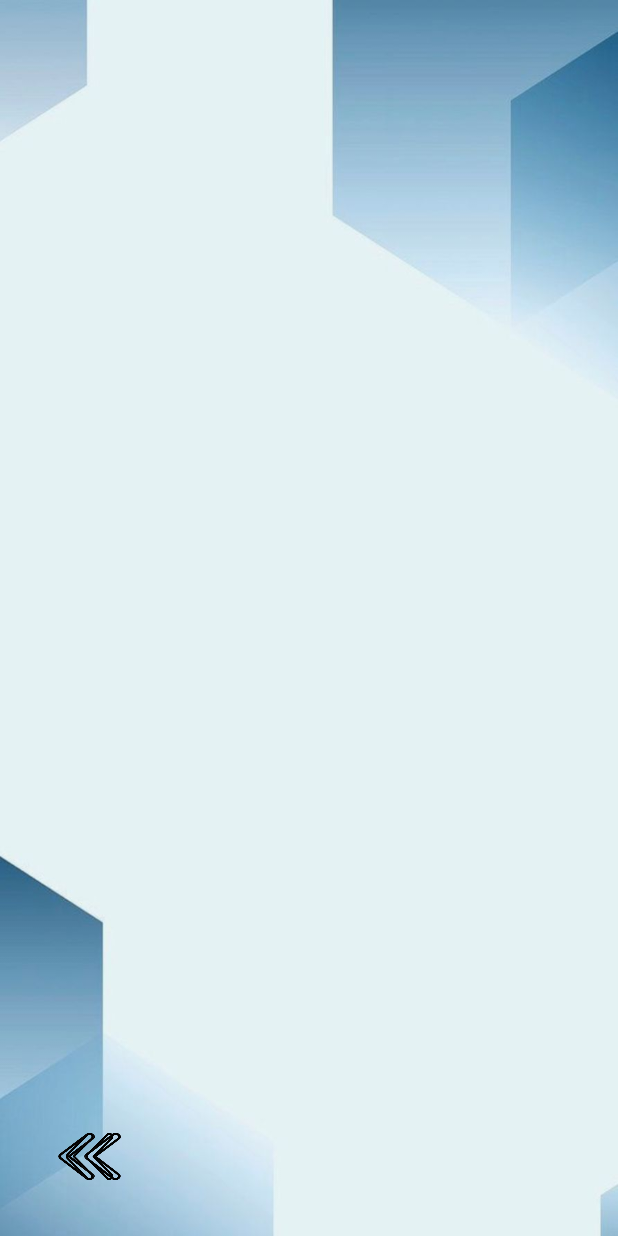
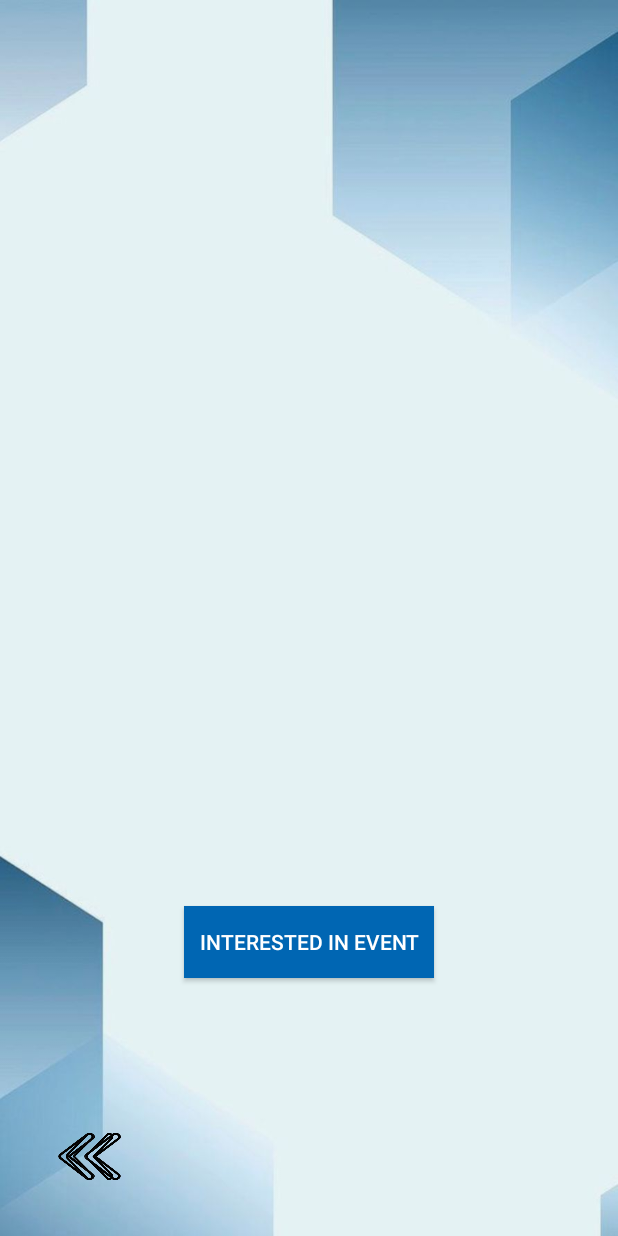
Before and after one commit to Rima-Alsubhi/activetechproject, an Android app: the DisplayActivity screen opened directly, with no data from a screen before it, on a phone screen of 412 x 824 dp. Run offline under Robolectric (Android 15) with nearby library versions, the phone set to English and light mode, and no system bars; our stand-ins replace Firebase (no records; nobody signed in at launch, a user with empty details on screens opened directly).

Commit message:
I have added the feature of sending an email to the user that confirm his interest in the event he is searching for,  using the Gmail application to the same email address that he logged in with.

```diff
--- a/app/src/main/java/com/example/activetechproject/DisplayActivity.java
+++ b/app/src/main/java/com/example/activetechproject/DisplayActivity.java
@@ -1,10 +1,14 @@
 package com.example.activetechproject;
+import android.content.Intent;
 import android.os.Bundle;
+import android.widget.Button;
 import android.widget.ImageButton;
 import android.widget.ImageView;
 import android.widget.TextView;
+import android.widget.Toast;
 import androidx.appcompat.app.AppCompatActivity;
 import com.bumptech.glide.Glide;
+import com.google.firebase.auth.FirebaseAuth;
 import com.google.firebase.firestore.DocumentReference;
 import com.google.firebase.firestore.FirebaseFirestore;
 
@@ -12,13 +16,17 @@ public class DisplayActivity extends AppCompatActivity {
 
     private TextView titleTextView, descriptionTextView, locationTextView, dateTextView, organizationTextView, timeTextView;
     private ImageView eventImageView;
+    private Button interestedButton;
     private FirebaseFirestore db;
-
+    private FirebaseAuth mAuth;
+    private String eventName;
 
     @Override
     protected void onCreate(Bundle savedInstanceState) {
         super.onCreate(savedInstanceState);
         setContentView(R.layout.activity_display); // Connect to XML
+        // Initialize Firebase Auth
+        mAuth = FirebaseAuth.getInstance();
 
         // Bind elements to the interface
         titleTextView = findViewById(R.id.eventTitle);
@@ -28,7 +36,7 @@ public class DisplayActivity extends AppCompatActivity {
         organizationTextView = findViewById(R.id.eventOrganization);
         timeTextView = findViewById(R.id.eventTime);
         eventImageView = findViewById(R.id.eventImageView);
-
+        interestedButton = findViewById(R.id.interested_button);
         // Event_Id fetched from previous page
         String eventId = getIntent().getStringExtra("EVENT_ID");
 
@@ -39,9 +47,11 @@ public class DisplayActivity extends AppCompatActivity {
         DocumentReference docRef = db.collection("Events").document(eventId);
         docRef.get().addOnSuccessListener(documentSnapshot -> {
             if (documentSnapshot.exists()) {
-                titleTextView.setText(documentSnapshot.getString("Name"));
+                eventName = documentSnapshot.getString("Name");
+                titleTextView.setText(eventName);
+                //titleTextView.setText(documentSnapshot.getString("Name"));
                 descriptionTextView.setText(documentSnapshot.getString("Description"));
-                //organizationTextView.setText(documentSnapshot.getString("The organization"));
+                organizationTextView.setText(documentSnapshot.getString("The organization"));
                 locationTextView.setText(documentSnapshot.getString("Location"));
                 dateTextView.setText(documentSnapshot.getString("Date"));
                 timeTextView.setText(documentSnapshot.getString("Time"));
@@ -51,9 +61,38 @@ public class DisplayActivity extends AppCompatActivity {
                         .into(eventImageView);
             }
         });
-
+        // Handle "Interested in the event" button click to send an email
+        Button interestedButton = findViewById(R.id.interested_button);
+        interestedButton.setOnClickListener(v -> sendInterestEmail());
         // Button to go back to the previous activity
         ImageButton backButton = findViewById(R.id.back_button);
         backButton.setOnClickListener(v -> onBackPressed()); // Go back to the previous activity
     }
-}
+
+    // Method to send email intent
+    private void sendInterestEmail() {
+        // Get the current user
+        String recipientEmail = mAuth.getCurrentUser() != null ? mAuth.getCurrentUser().getEmail() : null;
+
+        if (recipientEmail == null) {
+            Toast.makeText(this, "No user is logged in. Cannot send email.", Toast.LENGTH_SHORT).show();
+            return;
+        }
+
+        String subject = "Confirmation of Interest in " + eventName;
+        String message = "Thank you for showing interest in " + eventName +
+                "! We encourage you to register for this event within the allowed duration. Best wishes!";
+
+        Intent emailIntent = new Intent(Intent.ACTION_SEND);
+        emailIntent.setType("message/rfc822"); // MIME type for email
+        emailIntent.putExtra(Intent.EXTRA_EMAIL, new String[]{recipientEmail});
+        emailIntent.putExtra(Intent.EXTRA_SUBJECT, subject);
+        emailIntent.putExtra(Intent.EXTRA_TEXT, message);
+
+        try {
+            startActivity(Intent.createChooser(emailIntent, "Choose an Email client"));
+            Toast.makeText(this, "Opening email app to send confirmation.", Toast.LENGTH_SHORT).show();
+        } catch (android.content.ActivityNotFoundException ex) {
+            Toast.makeText(this, "No email app found. Please install an email app.", Toast.LENGTH_LONG).show();
+        }
+    }}
--- a/app/src/main/res/layout/activity_display.xml
+++ b/app/src/main/res/layout/activity_display.xml
@@ -75,6 +75,16 @@
         android:layout_height="0dp"
         android:layout_weight="1" />
 
+    <Button
+        android:id="@+id/interested_button"
+        android:layout_width="wrap_content"
+        android:layout_height="wrap_content"
+        android:text="@string/text17"
+        android:layout_gravity="center"
+        android:background="#0066B3"
+        android:textColor="#FFFFFF"
+        android:layout_marginTop="10dp"
+        android:padding="10dp"/>
 
     <View
         android:layout_width="wrap_content"
--- a/app/src/main/res/values/strings.xml
+++ b/app/src/main/res/values/strings.xml
@@ -26,5 +26,6 @@
     <string name="text14">Please enter your email  to reset  password</string>
     <string name="text15">Email</string>
     <string name="text16">RESET PASSWORD</string>
+    <string name="text17">Interested in Event</string>
 
 </resources>
```
